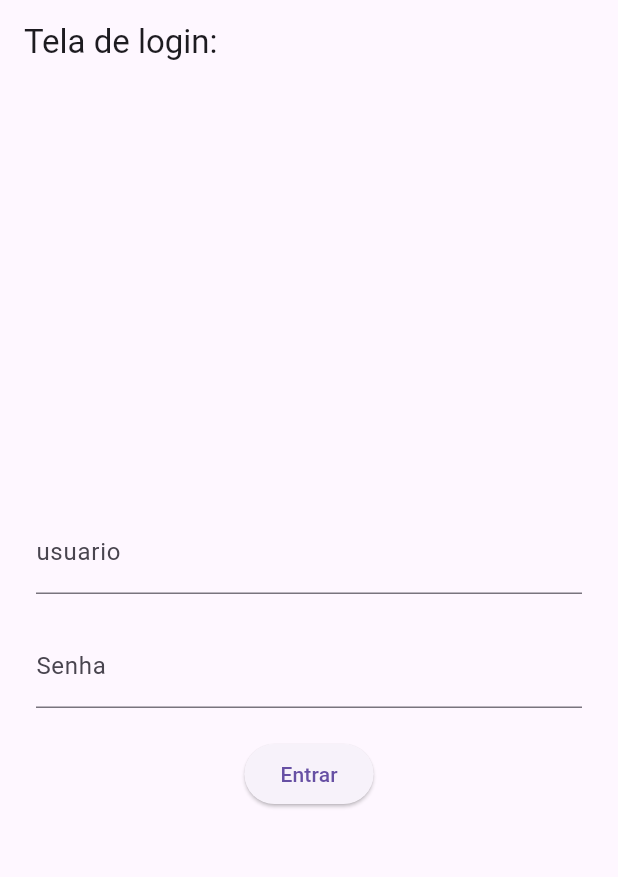
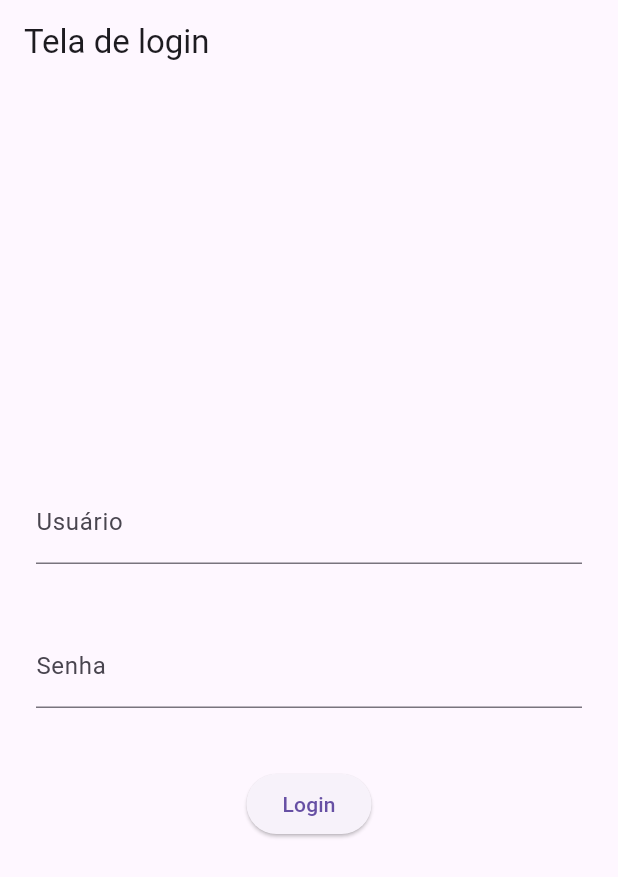
Before and after one commit to Graziely-Santos/mimpedir, a Flutter app: the screen it shows after launch, on a phone screen of 412 x 824 dp. Shown: the top 877 px of the screen. Run offline on Flutter 3.47's test engine with Material 3 defaults, Android fonts, the phone set to English and light mode, and no system bars; our stand-ins replace sqflite; accounts and stored records are empty.

Commit message:
concluindo a ação de login agora com o acesso ao banco do sqlite

```diff
--- a/lib/banco/usuario_dao.dart
+++ b/lib/banco/usuario_dao.dart
@@ -3,7 +3,7 @@ import 'database_helper.dart';
 import '../usuario.dart';
 
 class UsuarioDAO{
-  static Future<bool > autenticar (String login, String senha) async{
+  static Future<bool> autenticar (String login, String senha) async{
     final db = await DatabaseHelper.getDataBase();
 
     final resultado = await db.query(
@@ -12,6 +12,6 @@ class UsuarioDAO{
       whereArgs: [login, senha]
     );
 
-    return resultado.isEmpty;
+    return resultado.isNotEmpty;
   }
 }
--- a/lib/tela_login.dart
+++ b/lib/tela_login.dart
@@ -18,21 +18,22 @@ class TelaLogin extends StatelessWidget{
   @override
   Widget build(BuildContext context) {
     return Scaffold(
-      appBar: AppBar(title: const Text('Tela de login: ')),
+      appBar: AppBar(title: const Text('Tela de login')),
       body: Padding(padding: const EdgeInsets.all(24.0),
         child: Column(
           mainAxisAlignment: MainAxisAlignment.center,
           children: [
             TextField(
-              decoration: const InputDecoration(labelText: 'usuario'),
+              decoration: const InputDecoration(labelText: 'Usuário'),
               controller: usuarioController,
             ),
-            const SizedBox(height: 20),
+            const SizedBox(height: 40),
             TextField(
               decoration: const InputDecoration(labelText: 'Senha'),
+              obscureText: true,
               controller: senhaController,
             ),
-            const SizedBox(height: 20),
+            const SizedBox(height: 40),
             ElevatedButton(onPressed: () async {
 
           /*if(u.login == usuarioController.text && u.senha == senhaController.text){
@@ -52,11 +53,11 @@ class TelaLogin extends StatelessWidget{
             );
           }else{
             ScaffoldMessenger.of(context).showSnackBar(
-              const SnackBar(content: Text('Login invalido!'))
+              SnackBar(content: Text('Login ou senha invalidos!!'))
             );
           }
 
-            }, child: const Text('Entrar')),
+            }, child: Text('Login')),
 
 
           ],
--- a/pubspec.yaml
+++ b/pubspec.yaml
@@ -61,8 +61,8 @@ flutter:
   uses-material-design: true
 
   # To add assets to your application, add an assets section, like this:
-  # assets:
-  #   - images/a_dot_burr.jpeg
+  assets:
+   - assets/Solucao_Completa.db
   #   - images/a_dot_ham.jpeg
 
   # An image asset can refer to one or more resolution-specific "variants", see
```
Also changed, not shown: 1 other file.
